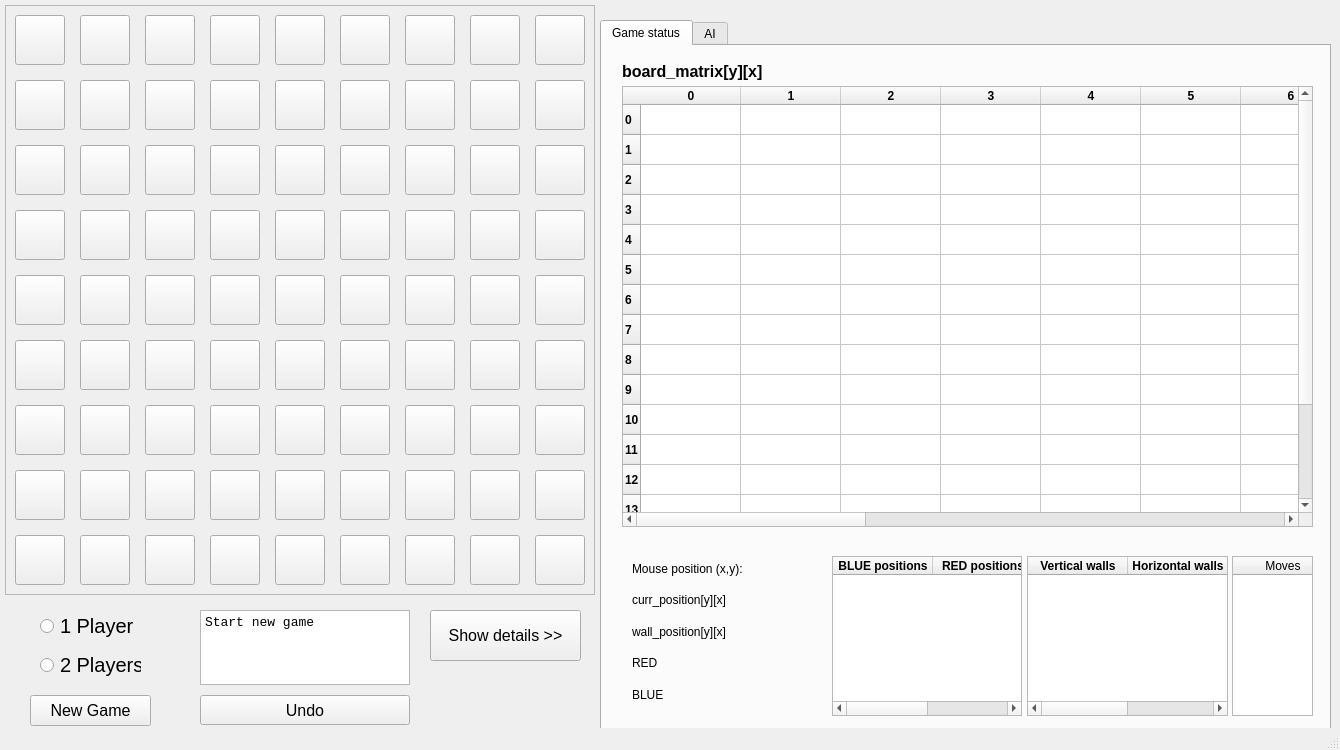
Qt form quoridor.ui (crimvael/quoridor) before a commit.
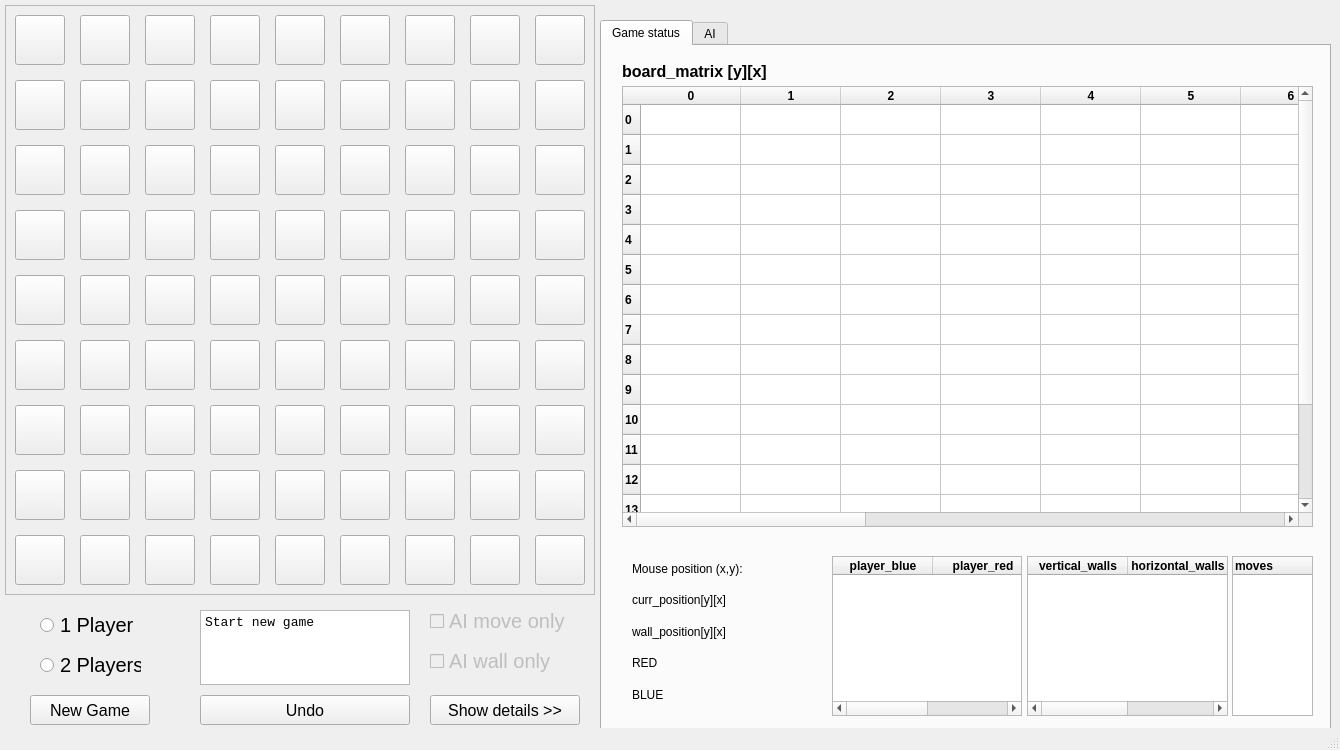
The same form after that commit. The open tabs and pages were chosen to show the change.

Diff of the .ui file:
```diff
--- a/quoridor.ui
+++ b/quoridor.ui
@@ -1553,8 +1553,8 @@
      <rect>
       <x>30</x>
       <y>695</y>
-      <width>121</width>
-      <height>31</height>
+      <width>120</width>
+      <height>30</height>
      </rect>
     </property>
     <property name="font">
@@ -1573,7 +1573,7 @@
     <property name="geometry">
      <rect>
       <x>40</x>
-      <y>611</y>
+      <y>610</y>
       <width>101</width>
       <height>30</height>
      </rect>
@@ -1634,9 +1634,9 @@
     <property name="geometry">
      <rect>
       <x>430</x>
-      <y>610</y>
-      <width>151</width>
-      <height>51</height>
+      <y>695</y>
+      <width>150</width>
+      <height>30</height>
      </rect>
     </property>
     <property name="font">
@@ -2126,7 +2126,7 @@
       </property>
       <column>
        <property name="text">
-        <string>BLUE positions</string>
+        <string>player_blue</string>
        </property>
        <property name="font">
         <font>
@@ -2136,7 +2136,7 @@
       </column>
       <column>
        <property name="text">
-        <string>RED positions</string>
+        <string>player_red</string>
        </property>
        <property name="font">
         <font>
@@ -2156,7 +2156,7 @@
       </property>
       <column>
        <property name="text">
-        <string>Vertical walls</string>
+        <string>vertical_walls</string>
        </property>
        <property name="font">
         <font>
@@ -2166,7 +2166,7 @@
       </column>
       <column>
        <property name="text">
-        <string>Horizontal walls</string>
+        <string>horizontal_walls</string>
        </property>
        <property name="font">
         <font>
@@ -2186,7 +2186,15 @@
       </property>
       <column>
        <property name="text">
-        <string>Moves</string>
+        <string>moves</string>
+       </property>
+       <property name="font">
+        <font>
+         <bold>true</bold>
+        </font>
+       </property>
+       <property name="textAlignment">
+        <set>AlignLeading|AlignVCenter</set>
        </property>
       </column>
      </widget>
@@ -2206,7 +2214,7 @@
        </font>
       </property>
       <property name="text">
-       <string>board_matrix[y][x]</string>
+       <string>board_matrix [y][x]</string>
       </property>
      </widget>
     </widget>
@@ -2231,6 +2239,51 @@
      </widget>
     </widget>
    </widget>
+   <widget class="QCheckBox" name="checkBox">
+    <property name="enabled">
+     <bool>false</bool>
+    </property>
+    <property name="geometry">
+     <rect>
+      <x>430</x>
+      <y>610</y>
+      <width>140</width>
+      <height>22</height>
+     </rect>
+    </property>
+    <property name="font">
+     <font>
+      <pointsize>15</pointsize>
+     </font>
+    </property>
+    <property name="text">
+     <string>AI move only</string>
+    </property>
+    <property name="checked">
+     <bool>false</bool>
+    </property>
+   </widget>
+   <widget class="QCheckBox" name="checkBox_2">
+    <property name="enabled">
+     <bool>false</bool>
+    </property>
+    <property name="geometry">
+     <rect>
+      <x>430</x>
+      <y>650</y>
+      <width>140</width>
+      <height>22</height>
+     </rect>
+    </property>
+    <property name="font">
+     <font>
+      <pointsize>15</pointsize>
+     </font>
+    </property>
+    <property name="text">
+     <string>AI wall only</string>
+    </property>
+   </widget>
   </widget>
   <widget class="QMenuBar" name="menubar">
    <property name="geometry">
```
Left out of the diff: 22 changed lines with no effect on the pictures.
